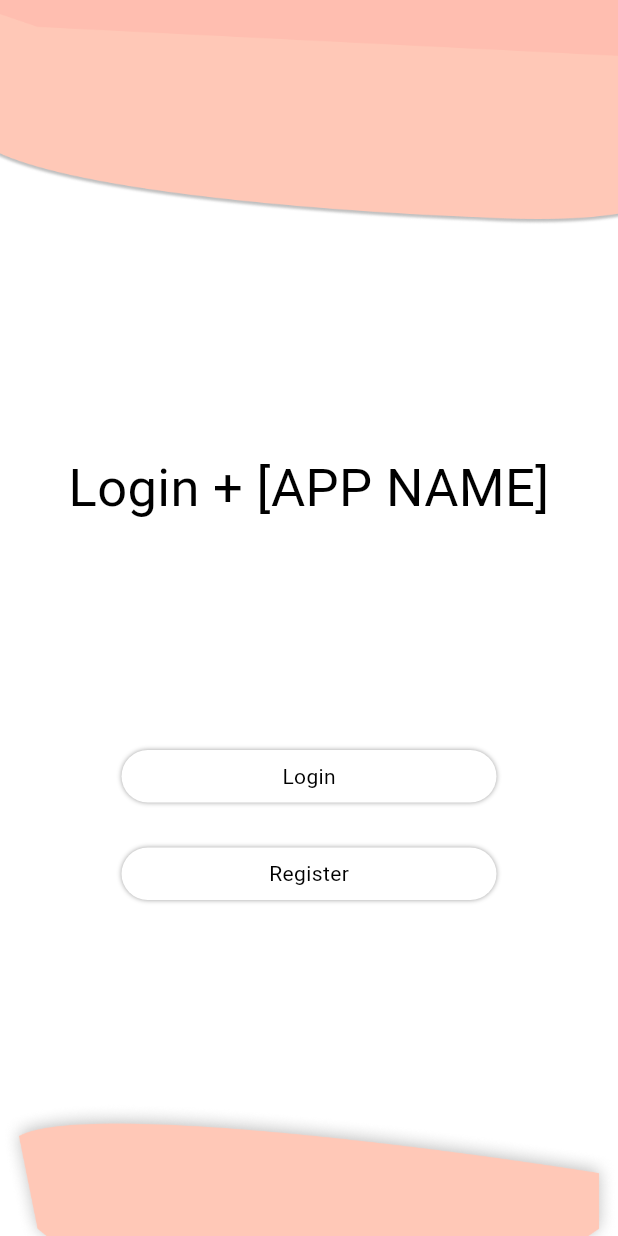
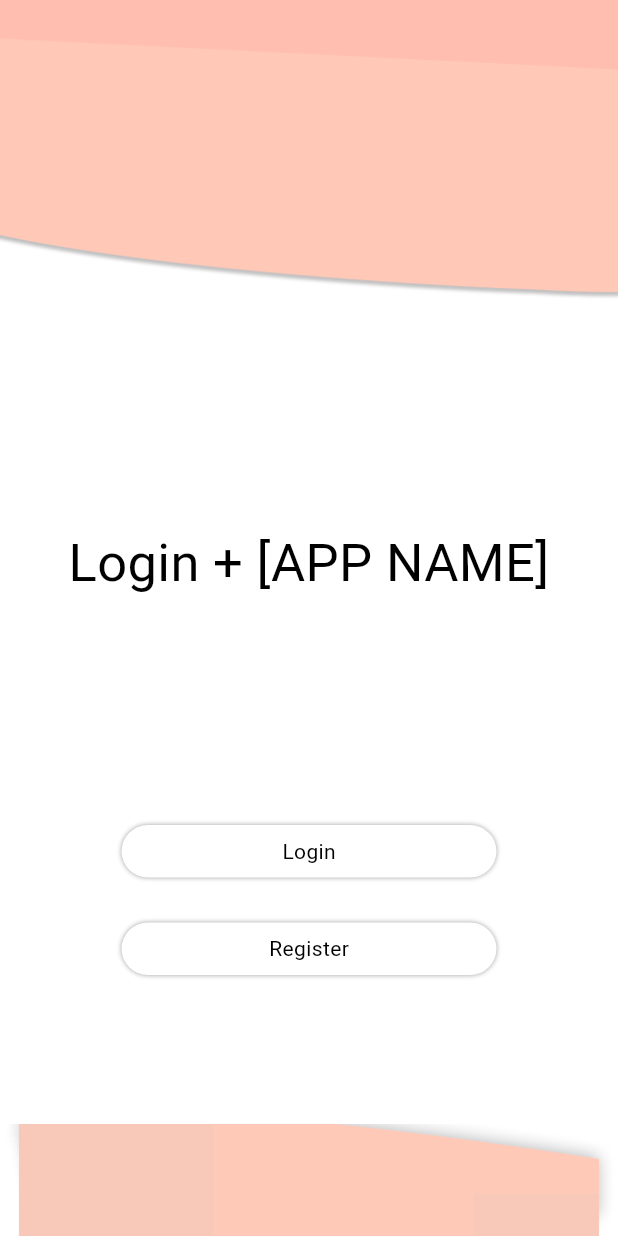
Before and after one commit to SpeakUP-Mobile/SpeakUP-App, a Flutter app: the screen it shows after launch, on a phone screen of 412 x 824 dp. Run offline on Flutter 3.47's test engine with Material 3 defaults, Android fonts, the phone set to English and light mode, and no system bars.

Commit message:
More changes to login screen. Can't figure out how to make the image on the botttom of the fit the whole screen width

```diff
--- a/lib/login_screen/public_speak_login.dart
+++ b/lib/login_screen/public_speak_login.dart
@@ -21,17 +21,13 @@ class _PublicSpeakLoginState extends State<PublicSpeakLogin> {
             ),
           ),
           Container(
-              height: 150,
+              height: 200,
               decoration: const BoxDecoration(
                 image: DecorationImage(
                   fit: BoxFit.cover,
                   image: AssetImage('assets/login_screen_top.png'),
                 ),
                 shape: BoxShape.rectangle,
-                //color: Color(0xffFFC8B7),
-                // boxShadow: [
-                //   BoxShadow(color: Colors.grey, spreadRadius: -1, blurRadius: 5),
-                // ],
               )),
         ]),
         const SizedBox(height: 150),
@@ -74,11 +70,15 @@ class _PublicSpeakLoginState extends State<PublicSpeakLogin> {
             child: Text('Register'),
           ),
         ),
-        const SizedBox(
-          height: 135,
-        ),
-        const Image(image: AssetImage("assets/login_screen_bottom.png"))
       ]),
+      bottomNavigationBar: Container(
+          height: 75,
+          decoration: const BoxDecoration(
+              shape: BoxShape.rectangle,
+              image: DecorationImage(
+                fit: BoxFit.cover,
+                image: AssetImage('assets/login_screen_bottom.png'),
+              ))),
     );
   }
 }
```
Also changed, not shown: assets/login_screen_bottom.png.
